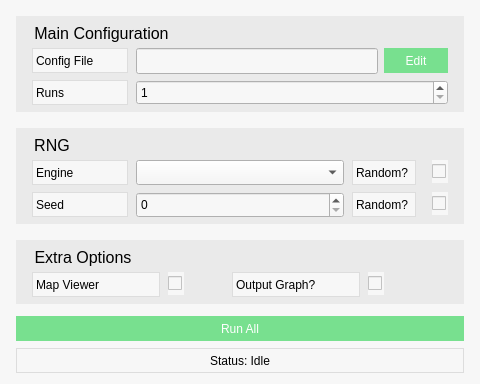
Before: the Qt Designer form main/cpp/ui/stridewindow.ui in svissers/peryite, drawn with Qt 5.
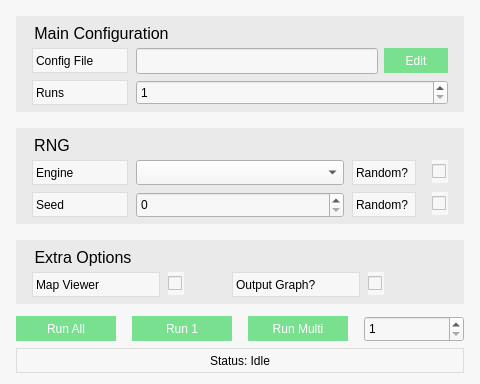
After: the same form once the commit is applied.

Commit message: single step, multi step, run all

Diff of the .ui file:
```diff
--- a/main/cpp/ui/stridewindow.ui
+++ b/main/cpp/ui/stridewindow.ui
@@ -391,7 +391,7 @@
     <rect>
      <x>16</x>
      <y>316</y>
-     <width>448</width>
+     <width>100</width>
      <height>25</height>
     </rect>
    </property>
@@ -421,6 +421,48 @@
     <set>Qt::AlignCenter</set>
    </property>
   </widget>
+  <widget class="QPushButton" name="runButton_one">
+   <property name="geometry">
+    <rect>
+     <x>132</x>
+     <y>316</y>
+     <width>100</width>
+     <height>25</height>
+    </rect>
+   </property>
+   <property name="text">
+    <string>Run 1</string>
+   </property>
+  </widget>
+  <widget class="QPushButton" name="runButton_multi">
+   <property name="geometry">
+    <rect>
+     <x>248</x>
+     <y>316</y>
+     <width>100</width>
+     <height>25</height>
+    </rect>
+   </property>
+   <property name="text">
+    <string>Run Multi</string>
+   </property>
+  </widget>
+  <widget class="QSpinBox" name="runMultiInput">
+   <property name="geometry">
+    <rect>
+     <x>364</x>
+     <y>316</y>
+     <width>100</width>
+     <height>26</height>
+    </rect>
+   </property>
+   <property name="minimum">
+    <number>1</number>
+   </property>
+   <property name="maximum">
+    <number>999</number>
+   </property>
+  </widget>
  </widget>
  <resources/>
  <connections/>
```
The commit also changes 4 other files.
